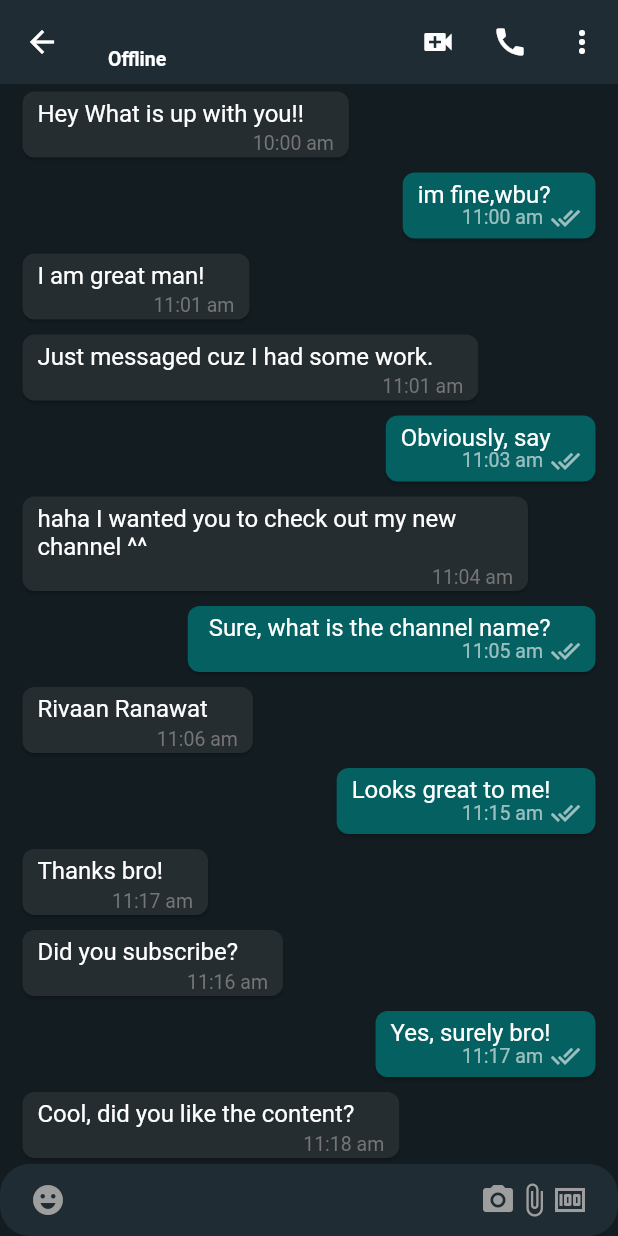
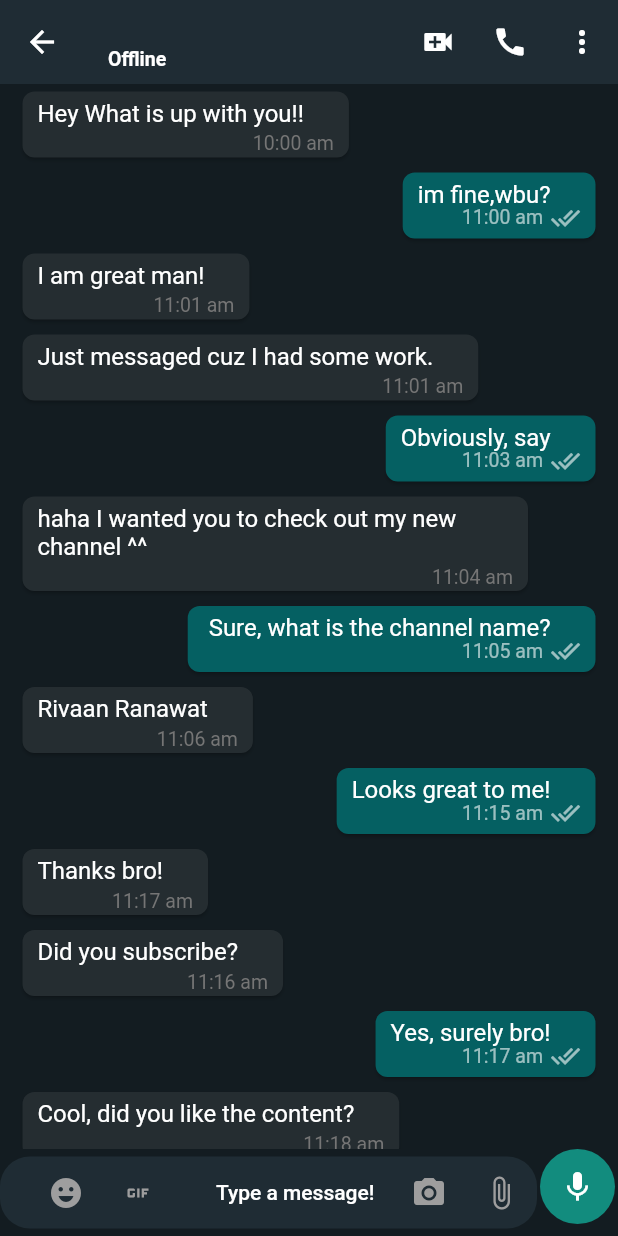
Before and after one commit to T-qa/whatsapp-clone, a Flutter app: the MobileChatScreen screen opened directly with empty values, on a phone screen of 412 x 824 dp. Run offline on Flutter 3.47's test engine with Material 2 defaults, Android fonts, the phone set to English and light mode, and no system bars; our stand-ins replace cloud_firestore, country_picker, firebase_auth, firebase_core, firebase_storage, flutter_contacts and 2 more; accounts and stored records are empty.

Commit message:
add chat feature

```diff
--- a/lib/common/widgets/contact_list.dart
+++ b/lib/common/widgets/contact_list.dart
@@ -1,7 +1,7 @@
 import 'package:flutter/material.dart';
 
 import '../../info.dart';
-import '../../screens/mobile_chat_screen.dart';
+import '../../features/chat/screens/mobile_chat_screen.dart';
 import '../utils/color.dart';
 
 class ContactsList extends StatelessWidget {
--- a/lib/screens/mobile_chat_screen.dart
+++ b/lib/features/chat/screens/mobile_chat_screen.dart
@@ -4,8 +4,9 @@ import 'package:chat_app/models/user_model.dart';
 import 'package:flutter/material.dart';
 import 'package:flutter_riverpod/flutter_riverpod.dart';
 
-import '../common/utils/color.dart';
-import '../common/widgets/chat_list.dart';
+import '../../../common/utils/color.dart';
+import '../../../common/widgets/chat_list.dart';
+import '../widgets/bottom_chat_field.dart';
 
 class MobileChatScreen extends ConsumerWidget {
   static const routeName = '/mobile-chat-screen';
@@ -62,47 +63,8 @@ class MobileChatScreen extends ConsumerWidget {
           Expanded(
             child: ChatList(),
           ),
-          TextField(
-            decoration: InputDecoration(
-              filled: true,
-              fillColor: mobileChatBoxColor,
-              prefixIcon: const Padding(
-                padding: EdgeInsets.symmetric(horizontal: 20.0),
-                child: Icon(
-                  Icons.emoji_emotions,
-                  color: Colors.grey,
-                ),
-              ),
-              suffixIcon: const Padding(
-                padding: EdgeInsets.symmetric(horizontal: 20.0),
-                child: Row(
-                  mainAxisAlignment: MainAxisAlignment.end,
-                  children: [
-                    Icon(
-                      Icons.camera_alt,
-                      color: Colors.grey,
-                    ),
-                    Icon(
-                      Icons.attach_file,
-                      color: Colors.grey,
-                    ),
-                    Icon(
-                      Icons.money,
-                      color: Colors.grey,
-                    ),
-                  ],
-                ),
-              ),
-              hintText: 'Type a message!',
-              border: OutlineInputBorder(
-                borderRadius: BorderRadius.circular(20.0),
-                borderSide: const BorderSide(
-                  width: 0,
-                  style: BorderStyle.none,
-                ),
-              ),
-              contentPadding: const EdgeInsets.all(10),
-            ),
+          BottomChatField(
+            receiverUserId: uid,
           ),
         ],
       ),
--- /dev/null
+++ b/lib/features/chat/widgets/bottom_chat_field.dart
@@ -0,0 +1,132 @@
+import 'package:chat_app/common/utils/color.dart';
+import 'package:chat_app/features/chat/controller/chat_controller.dart';
+import 'package:flutter/material.dart';
+import 'package:flutter_riverpod/flutter_riverpod.dart';
+
+class BottomChatField extends ConsumerStatefulWidget {
+  final String receiverUserId;
+  const BottomChatField({
+    required this.receiverUserId,
+    super.key,
+  });
+
+  @override
+  ConsumerState<BottomChatField> createState() => _BottomChatFieldState();
+}
+
+class _BottomChatFieldState extends ConsumerState<BottomChatField> {
+  bool isShowSendButton = false;
+  final TextEditingController _messageController = TextEditingController();
+
+  void sendTextMessage() async {
+    if (isShowSendButton) {
+      ref.read(chatControllerProvider).sendTextMessage(
+            context,
+            widget.receiverUserId,
+            _messageController.text.trim(),
+          );
+      setState(() {
+        _messageController.text = '';
+      });
+    }
+  }
+
+  @override
+  void dispose() {
+    super.dispose();
+    _messageController.dispose();
+  }
+
+  @override
+  Widget build(BuildContext context) {
+    return Row(
+      children: [
+        Expanded(
+          child: TextFormField(
+            controller: _messageController,
+            onChanged: (value) {
+              if (value.isEmpty) {
+                setState(() {
+                  isShowSendButton = true;
+                });
+              } else {
+                isShowSendButton = false;
+              }
+            },
+            decoration: InputDecoration(
+              filled: true,
+              fillColor: mobileChatBoxColor,
+              prefixIcon: Padding(
+                padding: const EdgeInsets.symmetric(
+                  horizontal: 20,
+                ),
+                child: SizedBox(
+                  width: 100,
+                  child: Row(
+                    children: [
+                      IconButton(
+                        icon: const Icon(Icons.emoji_emotions),
+                        color: Colors.grey,
+                        onPressed: () {},
+                      ),
+                      IconButton(
+                        icon: const Icon(Icons.gif),
+                        color: Colors.grey,
+                        onPressed: () {},
+                      ),
+                    ],
+                  ),
+                ),
+              ),
+              suffixIcon: SizedBox(
+                width: 100,
+                child: Row(
+                  mainAxisAlignment: MainAxisAlignment.end,
+                  children: [
+                    IconButton(
+                      icon: const Icon(Icons.camera_alt),
+                      color: Colors.grey,
+                      onPressed: () {},
+                    ),
+                    IconButton(
+                      icon: const Icon(Icons.attach_file),
+                      color: Colors.grey,
+                      onPressed: () {},
+                    ),
+                  ],
+                ),
+              ),
+              hintText: 'Type a message!',
+              border: OutlineInputBorder(
+                borderRadius: BorderRadius.circular(20.0),
+                borderSide: const BorderSide(
+                  width: 0,
+                  style: BorderStyle.none,
+                ),
+              ),
+              contentPadding: const EdgeInsets.all(10),
+            ),
+          ),
+        ),
+        Padding(
+          padding: const EdgeInsets.only(
+            bottom: 8.0,
+            right: 2.0,
+            left: 2.0,
+          ),
+          child: CircleAvatar(
+            backgroundColor: const Color(0xFF128C7E),
+            radius: 25,
+            child: GestureDetector(
+              onTap: sendTextMessage,
+              child: Icon(
+                isShowSendButton ? Icons.send : Icons.mic,
+                color: Colors.white,
+              ),
+            ),
+          ),
+        )
+      ],
+    );
+  }
+}
--- a/lib/features/contacts/repository/contact_repository.dart
+++ b/lib/features/contacts/repository/contact_repository.dart
@@ -1,6 +1,6 @@
 import 'package:chat_app/common/utils/utils.dart';
 import 'package:chat_app/models/user_model.dart';
-import 'package:chat_app/screens/mobile_chat_screen.dart';
+import 'package:chat_app/features/chat/screens/mobile_chat_screen.dart';
 import 'package:cloud_firestore/cloud_firestore.dart';
 import 'package:flutter/material.dart';
 import 'package:flutter_contacts/flutter_contacts.dart';
--- a/lib/router.dart
+++ b/lib/router.dart
@@ -5,7 +5,7 @@ import 'package:flutter/material.dart';
 import 'package:chat_app/features/auth/screens/login_screen.dart';
 import 'package:chat_app/screens/error_screen.dart';
 
-import 'screens/mobile_chat_screen.dart';
+import 'features/chat/screens/mobile_chat_screen.dart';
 
 Route<dynamic> generateRoute(RouteSettings settings) {
   switch (settings.name) {
--- a/pubspec.yaml
+++ b/pubspec.yaml
@@ -43,6 +43,7 @@ dependencies:
   file_picker: ^5.3.2
   image_picker: ^0.8.7+5
   flutter_contacts: ^1.1.6
+  uuid: ^3.0.7
 
 dev_dependencies:
   flutter_test:
```
Also changed, not shown: lib/common/enums/message_enum.dart (added, +32 -0 lines), lib/features/chat/controller/chat_controller.dart (added, +39 -0 lines), lib/features/chat/repositories/chat_repository.dart (added, +147 -0 lines), lib/models/chat_contact.dart (added, +34 -0 lines), lib/models/message.dart (added, +46 -0 lines), pubspec.lock.
